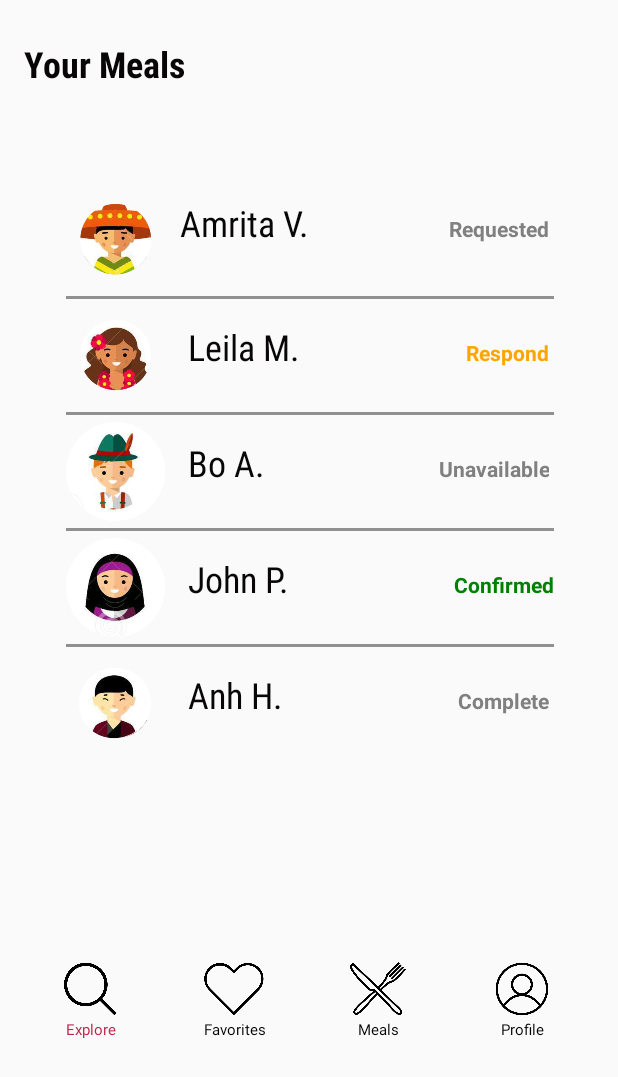
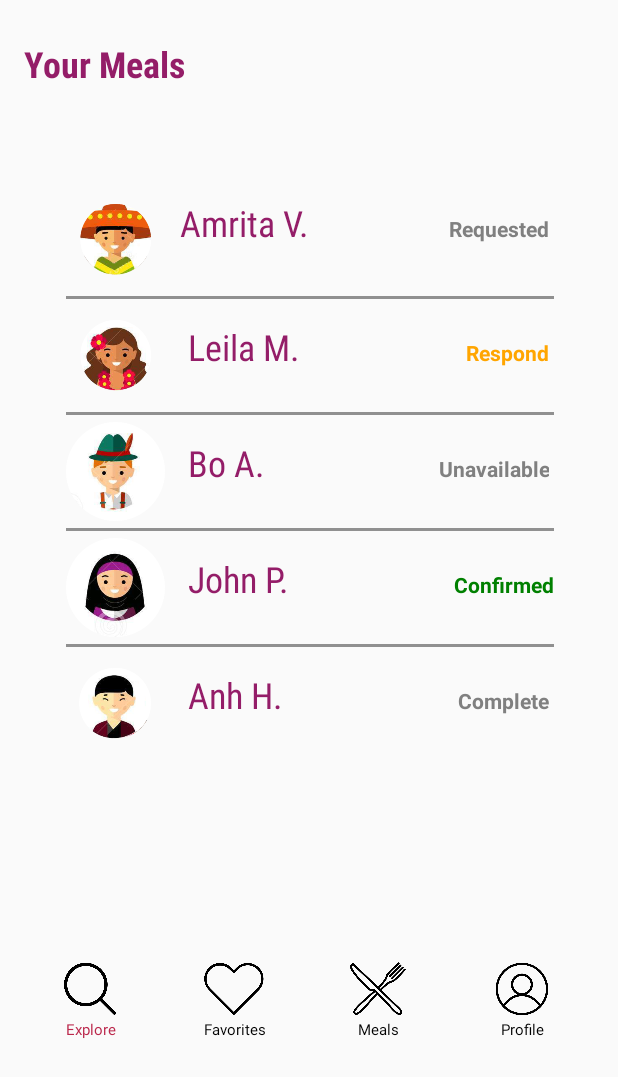
Before and after one commit to iamrita/homemade, an Android app: the screen it shows after launch (MainActivity), on a phone screen of 412 x 824 dp. Shown: the top 1077 px of the screen. Run offline under Robolectric (Android 15) with nearby library versions, the phone set to English and light mode, and no system bars; 1 statement that could not run was skipped.

Commit message:
Update colors.xml

```diff
--- a/HomemadeScreens/app/src/main/res/values/colors.xml
+++ b/HomemadeScreens/app/src/main/res/values/colors.xml
@@ -1,8 +1,8 @@
 <?xml version="1.0" encoding="utf-8"?>
 <resources>
-    <color name="colorPrimary">#ba248c</color>
-    <color name="colorPrimaryDark">#00574B</color>
-    <color name="colorAccent">#080607</color>
+    <color name="colorPrimary">#ba284c</color>
+    <color name="colorPrimaryDark">#e34a25</color>
+    <color name="colorAccent">#941d68</color>
     <color name="orange">#ffa500</color>
     <color name="green">#008000</color>
     <color name="pink">#bb284c</color>
```
